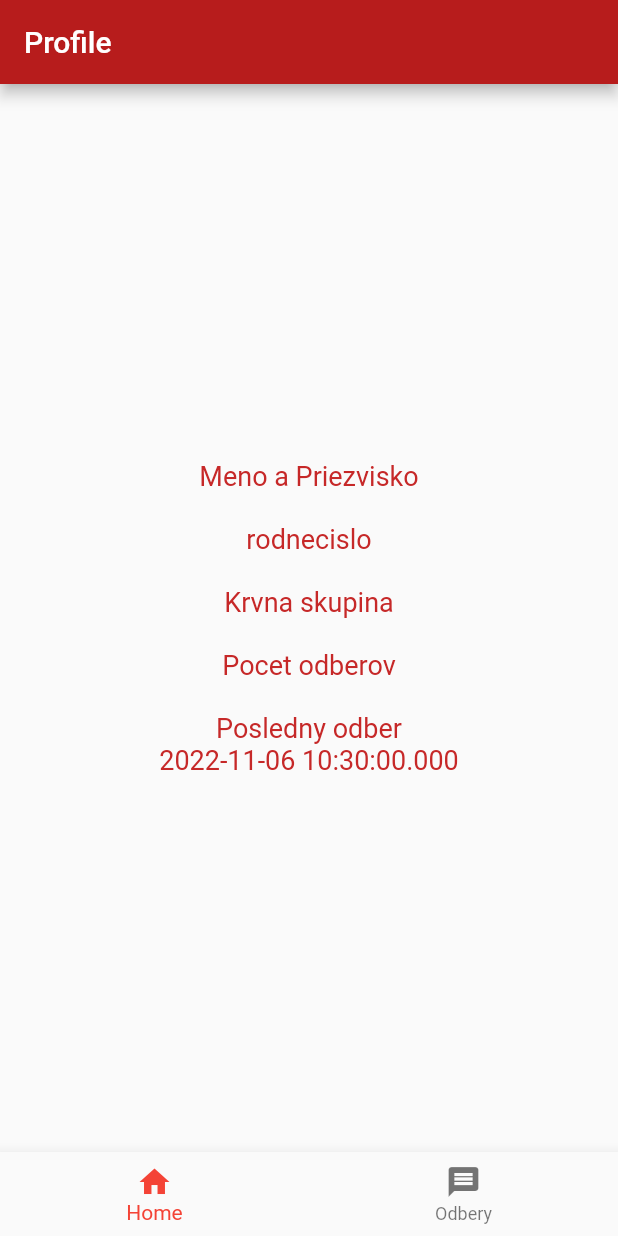
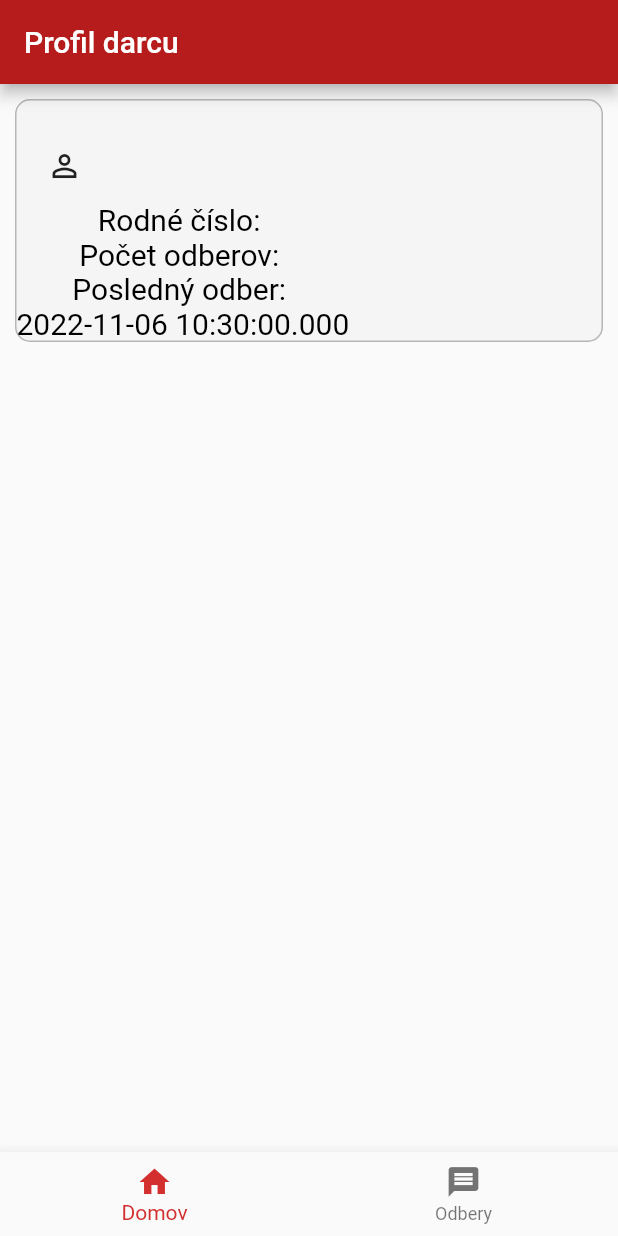
Before and after one commit to MatejTomko/RPJ, a Flutter app: the MyBottomNavigationBar screen opened directly, on a phone screen of 412 x 824 dp. Run offline on Flutter 3.47's test engine with Material 2 defaults, Android fonts, the phone set to English and light mode, and no system bars; our stand-ins replace cloud_firestore, firebase_core; missing offline and left inert: dart:ffi; accounts and stored records are empty.

Commit message:
Uprava dizajnu

```diff
--- a/lib/home.dart
+++ b/lib/home.dart
@@ -73,9 +73,16 @@ class _MyBottomNavigationBarState extends State<MyBottomNavigationBar>
         currentIndex: _selectedIndex,
         onTap: _navigateBottomBar,
         type:   BottomNavigationBarType.fixed,
-        items: [
-          BottomNavigationBarItem(icon: Icon(Icons.home),label:"Home" ),
-          BottomNavigationBarItem(icon: Icon(Icons.message),label:"Odbery"),
+        selectedItemColor: Colors.red[700],
+        items: const [
+          BottomNavigationBarItem(
+              icon: Icon(Icons.home),
+              label:"Domov",
+          ),
+          BottomNavigationBarItem(
+              icon: Icon(Icons.message),
+              label:"Odbery"
+          ),
         ],
       ),
 
--- a/lib/odberCard.dart
+++ b/lib/odberCard.dart
@@ -19,12 +19,12 @@ class OdberCard extends StatelessWidget {
                 children: [
                   Padding(
                       padding: const EdgeInsets.only(bottom: 10.0),
-                      child: Text("Mnozstvo: ${_odber.mnozstvo}"),
+                      child: Text("Množstvo: ${_odber.mnozstvo}"),
                   )
                 ],
               ),
               Row(children: [
-                Text("Datum: ${_odber.datum}"),
+                Text("Dátum: ${_odber.datum}"),
               ],)
             ],
           ),
--- a/lib/profilePage.dart
+++ b/lib/profilePage.dart
@@ -29,7 +29,6 @@ class _profilePageState extends State<profilePage> {
 
   List userDarcaList = [];
   darca user=new darca("", "", "", "", "", "", "",DateTime.now());
-
 
   @override
   void initState() {
@@ -63,93 +62,97 @@ class _profilePageState extends State<profilePage> {
       });
     }
   }
-
   @override
   Widget build(BuildContext context) {
     return Scaffold(
       appBar: AppBar(
-        title: Text("Profile"),
+        title: Text("Profil darcu"),
         backgroundColor: Colors.red[900],
       ),
-      body: Center(
-        child: SingleChildScrollView(
+      body: SingleChildScrollView(
+          child: Container(
+            margin: EdgeInsets.all(10),
+            decoration: BoxDecoration(
+              borderRadius: BorderRadius.circular(10),
+              border: Border.all(color: Colors.black26),
+              color: Color.fromRGBO(245,245,245, 1.0),
+            ),
             child: Column(
-              mainAxisAlignment: MainAxisAlignment.center,
+              mainAxisAlignment: MainAxisAlignment.start,
+              children: [
+                SizedBox(height: 20),
+                Container(
+                  padding: EdgeInsets.all(10),
+                  margin: EdgeInsets.symmetric(horizontal: 10.0),
+                  width: double.infinity,
+                  decoration: BoxDecoration(
+                    borderRadius: BorderRadius.circular(10),
+                  ),
+                  child:
+                  Row(
+                    mainAxisAlignment: MainAxisAlignment.spaceBetween,
+                    children: [
+                      Text.rich(
+                        TextSpan(
+                          children: [
+                            const WidgetSpan(child: Icon(Icons.person_outline_outlined,)),
+                            TextSpan(text: "${user.meno} ${user.priezvisko}",
+                            style: const TextStyle(
+                              color: Colors.black,
+                              fontSize: 24,
+                            )),
+                          ]
+                        )
+                      ),
+                      if (user.krvnaskupina=="A+") Image(image: AssetImage("assets/a_positive.png"), width: 40),
+                      if (user.krvnaskupina=="A-") Image(image: AssetImage("assets/a_negative.png"), width: 40,),
+                      if (user.krvnaskupina=="B+") Image(image: AssetImage("assets/b_positive.png"), width: 40,),
+                      if (user.krvnaskupina=="B-") Image(image: AssetImage("assets/b_negative.png"), width: 40,),
+                      if (user.krvnaskupina=="AB+") Image(image: AssetImage("assets/ab_positive.png"), width: 40,),
+                      if (user.krvnaskupina=="AB-") Image(image: AssetImage("assets/ab_negative.png"), width: 40,),
+                      if (user.krvnaskupina=="0+") Image(image: AssetImage("assets/zero_positive.png"), width: 40,),
+                      if (user.krvnaskupina=="0+") Image(image: AssetImage("assets/zero_negative.png"), width: 40,),
+                    ],
+                  ),
+                ),
+                Align(
+                  alignment: Alignment.topLeft,
+                  child: Column(
                     children: [
                       Text(
-                  "Meno a Priezvisko",
-                  style: TextStyle(
-                    color: Colors.red[800],
-                    fontSize: 18,
+                        "Rodné číslo: ${user.rodnecislo}",
+                        style: const TextStyle(
+                          color: Colors.black,
+                          fontSize: 20,
                         ),
                       ),
                       Text(
-                  user.meno +" "+user.priezvisko,
-                  style: TextStyle(
-                    color: Colors.red[800],
-                    fontSize: 18,
+                        "Počet odberov: ${user.pocetodberov}",
+                        style: const TextStyle(
+                          color: Colors.black,
+                          fontSize: 20,
                         ),
                       ),
-                Text(
-                  "rodnecislo",
+                      const Text(
+                        "Posledný odber: ",
                         style: TextStyle(
-                    color: Colors.red[800],
-                    fontSize: 18,
-                  ),
-                ),
-                Text(
-                  user.rodnecislo,
-                  style: TextStyle(
-                    color: Colors.red[800],
-                    fontSize: 18,
-                  ),
-                ),
-                Text(
-                  "Krvna skupina",
-                  style: TextStyle(
-                    color: Colors.red[800],
-                    fontSize: 18,
-                  ),
-                ),
-                Text(
-                  user.krvnaskupina,
-                  style: TextStyle(
-                    color: Colors.red[800],
-                    fontSize: 18,
-                  ),
-                ),
-                Text(
-                  "Pocet odberov",
-                  style: TextStyle(
-                    color: Colors.red[800],
-                    fontSize: 18,
-                  ),
-                ),
-                Text(
-                  user.pocetodberov,
-                  style: TextStyle(
-                    color: Colors.red[800],
-                    fontSize: 18,
-                  ),
-                ),
-                Text(
-                  "Posledny odber",
-                  style: TextStyle(
-                    color: Colors.red[800],
-                    fontSize: 18,
+                          color: Colors.black,
+                          fontSize: 20,
                         ),
                       ),
                       Text(
                         "${user.poslednyodber}",
-                  style: TextStyle(
-                    color: Colors.red[800],
-                    fontSize: 18,
+                        style: const TextStyle(
+                          color: Colors.black,
+                          fontSize: 20,
                         ),
                       ),
-
                     ],
+                  ),
                 )
+              ],
             ),
+          )
       ),
 
     );
--- a/pubspec.yaml
+++ b/pubspec.yaml
@@ -39,6 +39,7 @@ dependencies:
 
   cloud_firestore: ^4.0.2
   firebase_core: ^2.1.0
+  flutter_spinkit: ^5.1.0
 
 dev_dependencies:
   flutter_test:
```
Also changed, not shown: assets/a_positive.png (added), pubspec.lock. Lines whose indentation alone changed are shown as unchanged.
